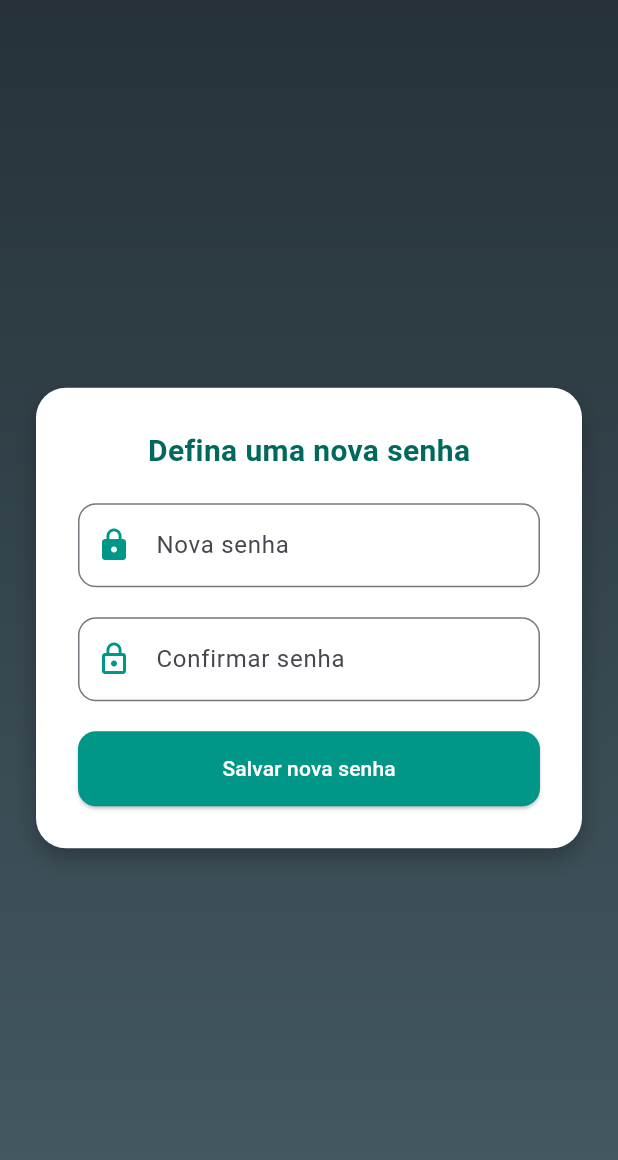
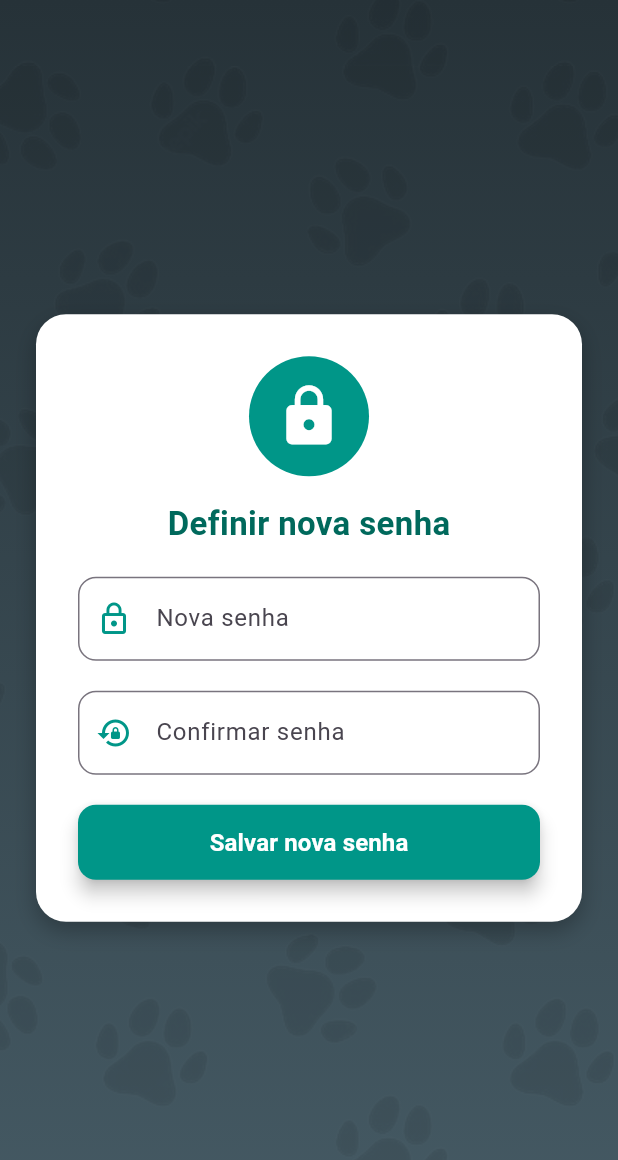
Before and after one commit to Dev-CaioMedeiros/Pets_App, a Flutter app: the ConfirmarPage screen opened directly with empty values, after a tap on "Confirmar", on a phone screen of 412 x 824 dp. Shown: the top 1160 px of the screen. Run offline on Flutter 3.47's test engine with Material 3 defaults, Android fonts, the phone set to English and light mode, and no system bars; our stand-ins replace mask_text_input_formatter.

Commit message:
upadte forgot password

```diff
--- a/lib/confirmar_page.dart
+++ b/lib/confirmar_page.dart
@@ -19,6 +19,13 @@ class ConfirmarPage extends StatelessWidget {
             begin: Alignment.topCenter,
             end: Alignment.bottomCenter,
           ),
+          image: DecorationImage(
+            image: AssetImage("assets/paws_pattern.png"),
+            repeat: ImageRepeat.repeat,
+            fit: BoxFit.none,
+            scale: 1,
+            opacity: 0.08,
+          ),
         ),
         child: Center(
           child: SingleChildScrollView(
@@ -39,19 +46,32 @@ class ConfirmarPage extends StatelessWidget {
               child: Column(
                 mainAxisSize: MainAxisSize.min,
                 children: [
+                  CircleAvatar(
+                    radius: 40,
+                    backgroundColor: Colors.teal,
+                    child: Icon(Icons.verified_user, size: 45, color: Colors.white),
+                  ),
+                  SizedBox(height: 16),
                   Text(
-                    "Confirme o código enviado para\n$valor",
-                    textAlign: TextAlign.center,
+                    "Confirmar código",
                     style: TextStyle(
-                      fontSize: 18,
+                      fontSize: 22,
+                      fontWeight: FontWeight.bold,
                       color: Colors.teal.shade800,
                     ),
+                  ),
+                  SizedBox(height: 16),
+                  Text(
+                    "Enviamos um código para seu ${metodo == "email" ? "e-mail" : "telefone"}:\n$valor",
+                    textAlign: TextAlign.center,
+                    style: TextStyle(color: Colors.grey[700], fontSize: 16),
                   ),
                   SizedBox(height: 20),
                   TextField(
                     controller: _codeController,
+                    keyboardType: TextInputType.number,
                     decoration: InputDecoration(
-                      prefixIcon: Icon(Icons.verified, color: Colors.teal),
+                      prefixIcon: Icon(Icons.password, color: Colors.teal),
                       labelText: "Digite o código",
                       border: OutlineInputBorder(
                         borderRadius: BorderRadius.circular(12),
@@ -75,8 +95,9 @@ class ConfirmarPage extends StatelessWidget {
                       shape: RoundedRectangleBorder(
                         borderRadius: BorderRadius.circular(12),
                       ),
+                      elevation: 5,
                     ),
-                    child: Text("Confirmar"),
+                    child: Text("Confirmar", style: TextStyle(fontSize: 16, fontWeight: FontWeight.bold)),
                   ),
                 ],
               ),
--- a/lib/nova_senha_page.dart
+++ b/lib/nova_senha_page.dart
@@ -13,6 +13,13 @@ class NovaSenhaPage extends StatelessWidget {
             colors: [Colors.blueGrey.shade900, Colors.blueGrey.shade700],
             begin: Alignment.topCenter,
             end: Alignment.bottomCenter,
+          ),
+          image: DecorationImage(
+            image: AssetImage("assets/paws_pattern.png"),
+            repeat: ImageRepeat.repeat,
+            fit: BoxFit.none,
+            scale: 1,
+            opacity: 0.08,
           ),
         ),
         child: Center(
@@ -34,10 +41,16 @@ class NovaSenhaPage extends StatelessWidget {
               child: Column(
                 mainAxisSize: MainAxisSize.min,
                 children: [
+                  CircleAvatar(
+                    radius: 40,
+                    backgroundColor: Colors.teal,
+                    child: Icon(Icons.lock, size: 45, color: Colors.white),
+                  ),
+                  SizedBox(height: 16),
                   Text(
-                    "Defina uma nova senha",
+                    "Definir nova senha",
                     style: TextStyle(
-                      fontSize: 20,
+                      fontSize: 22,
                       fontWeight: FontWeight.bold,
                       color: Colors.teal.shade800,
                     ),
@@ -47,7 +60,7 @@ class NovaSenhaPage extends StatelessWidget {
                     controller: _newPassController,
                     obscureText: true,
                     decoration: InputDecoration(
-                      prefixIcon: Icon(Icons.lock, color: Colors.teal),
+                      prefixIcon: Icon(Icons.lock_outline, color: Colors.teal),
                       labelText: "Nova senha",
                       border: OutlineInputBorder(
                         borderRadius: BorderRadius.circular(12),
@@ -59,7 +72,7 @@ class NovaSenhaPage extends StatelessWidget {
                     controller: _confirmPassController,
                     obscureText: true,
                     decoration: InputDecoration(
-                      prefixIcon: Icon(Icons.lock_outline, color: Colors.teal),
+                      prefixIcon: Icon(Icons.lock_reset, color: Colors.teal),
                       labelText: "Confirmar senha",
                       border: OutlineInputBorder(
                         borderRadius: BorderRadius.circular(12),
@@ -69,8 +82,17 @@ class NovaSenhaPage extends StatelessWidget {
                   SizedBox(height: 20),
                   ElevatedButton(
                     onPressed: () {
-                      // Aqui faria a lógica para salvar a nova senha
-                      Navigator.popUntil(context, (route) => route.isFirst);
+                      if (_newPassController.text == _confirmPassController.text &&
+                          _newPassController.text.isNotEmpty) {
+                        ScaffoldMessenger.of(context).showSnackBar(
+                          SnackBar(content: Text("Senha alterada com sucesso!")),
+                        );
+                        Navigator.popUntil(context, (route) => route.isFirst);
+                      } else {
+                        ScaffoldMessenger.of(context).showSnackBar(
+                          SnackBar(content: Text("As senhas não coincidem!")),
+                        );
+                      }
                     },
                     style: ElevatedButton.styleFrom(
                       backgroundColor: Colors.teal,
@@ -79,8 +101,9 @@ class NovaSenhaPage extends StatelessWidget {
                       shape: RoundedRectangleBorder(
                         borderRadius: BorderRadius.circular(12),
                       ),
+                      elevation: 5,
                     ),
-                    child: Text("Salvar nova senha"),
+                    child: Text("Salvar nova senha", style: TextStyle(fontSize: 16, fontWeight: FontWeight.bold)),
                   ),
                 ],
               ),
```
Also changed, not shown: lib/esqueci_a_senha_page.dart (+30 -3 lines), lib/utils/masks.dart (added, +7 -0 lines).
